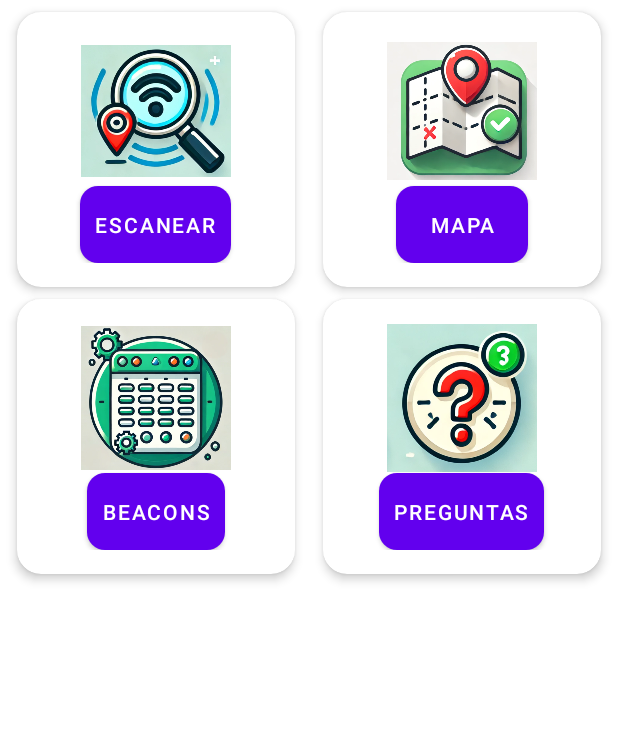
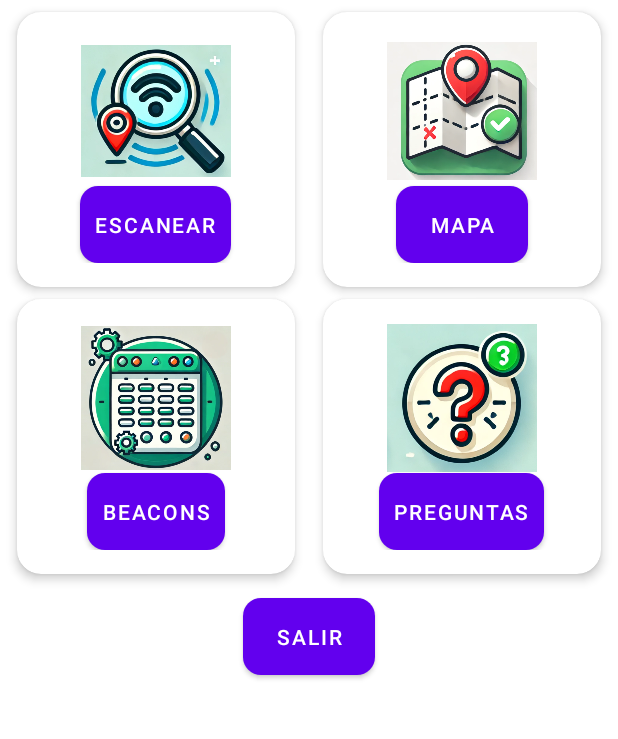
Before and after one commit to FedeVico/BeaconDetection, an Android app: the screen it shows after launch (MainActivity), on a phone screen of 412 x 824 dp, the part 255-994 px from its top. Run offline under Robolectric (Android 15) with nearby library versions, the phone set to English and light mode, and no system bars; libraries missing offline, so code that uses them is left out: org.altbeacon.beacon.

Commit message:
boton salir y detener procesos

```diff
--- a/app/src/main/res/layout/main_activity.xml
+++ b/app/src/main/res/layout/main_activity.xml
@@ -168,4 +168,17 @@
         </LinearLayout>
     </androidx.cardview.widget.CardView>
 
+    <Button
+        android:id="@+id/btnStopAll"
+        android:layout_width="wrap_content"
+        android:layout_height="wrap_content"
+        android:text="Salir"
+        android:layout_marginTop="16dp"
+        android:background="@drawable/button_background"
+        android:textColor="@color/buttonText"
+        android:padding="10dp"
+        app:layout_constraintTop_toBottomOf="@id/cardFaq"
+        app:layout_constraintStart_toStartOf="parent"
+        app:layout_constraintEnd_toEndOf="parent"
+        />
 </androidx.constraintlayout.widget.ConstraintLayout>
```
Also changed, not shown: app/src/main/java/com/example/beacondetection/Activities/MainActivity.kt (+26 -0 lines).
